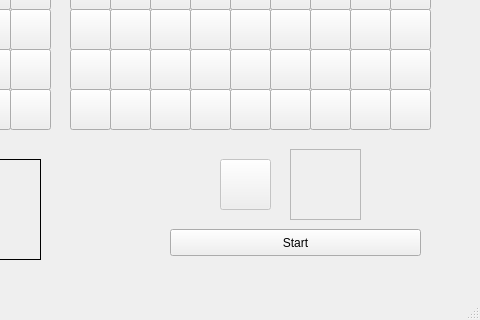
The window that gameui.ui (WangRemy/Team-Battleships) describes before a commit, drawn with Qt 5; both pictures show x 320 to 800 and y 280 to 600 of the 800 by 600 pixel window.
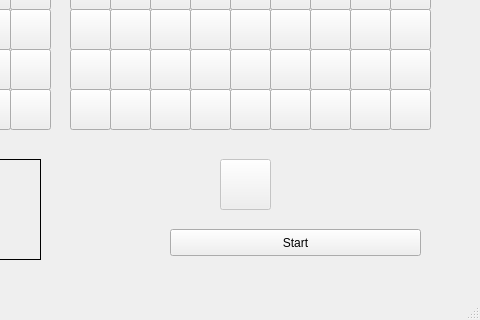
The same window after the commit.

Diff of the .ui file:
```diff
--- a/gameui.ui
+++ b/gameui.ui
@@ -2185,19 +2185,6 @@
      <string/>
     </property>
    </widget>
-   <widget class="QGraphicsView" name="graphicsView">
-    <property name="enabled">
-     <bool>false</bool>
-    </property>
-    <property name="geometry">
-     <rect>
-      <x>610</x>
-      <y>410</y>
-      <width>71</width>
-      <height>71</height>
-     </rect>
-    </property>
-   </widget>
    <widget class="QLabel" name="instructionlabel">
     <property name="geometry">
      <rect>
@@ -2217,6 +2204,22 @@
      <string/>
     </property>
    </widget>
+   <widget class="QLabel" name="imagelabel">
+    <property name="geometry">
+     <rect>
+      <x>610</x>
+      <y>410</y>
+      <width>81</width>
+      <height>71</height>
+     </rect>
+    </property>
+    <property name="autoFillBackground">
+     <bool>true</bool>
+    </property>
+    <property name="text">
+     <string/>
+    </property>
+   </widget>
   </widget>
   <widget class="QStatusBar" name="statusbar"/>
   <widget class="QMenuBar" name="menuBar">
```
